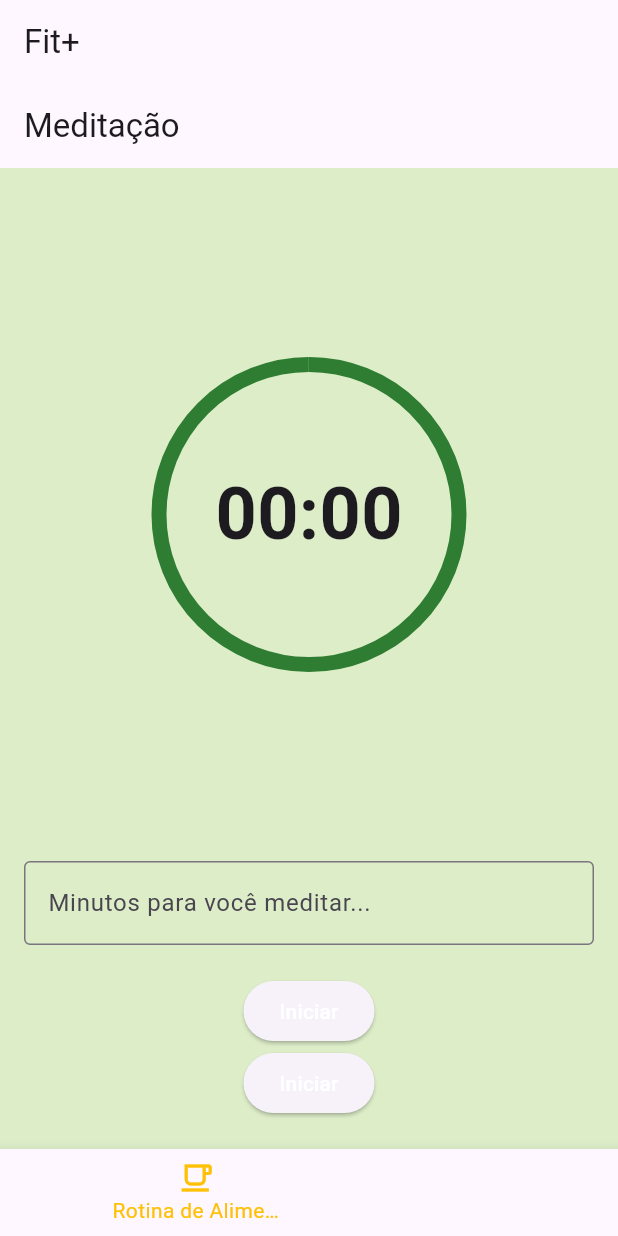
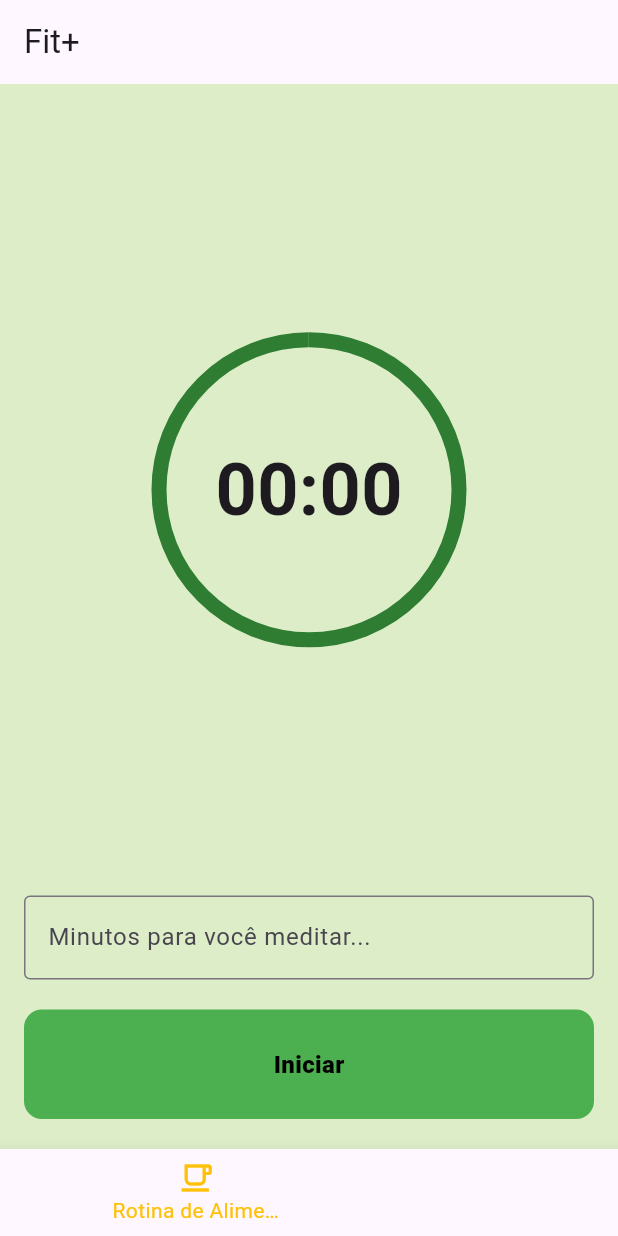
Before and after one commit to emal0n/fitmais, a Flutter app: the screen it shows after launch, item 2 of the bottom bar chosen, on a phone screen of 412 x 824 dp. Run offline on Flutter 3.47's test engine with Material 3 defaults, Android fonts, the light colour scheme and no system bars; our stand-ins replace audioplayers, cloud_firestore, firebase_core; accounts and stored records are empty.

Commit message:
Melhorias no Timer

```diff
--- a/lib/timer.dart
+++ b/lib/timer.dart
@@ -74,9 +74,6 @@ class _CronometroState extends State<Cronometro> {
   @override
   Widget build(BuildContext context) {
     return Scaffold(
-      appBar: AppBar(
-        title: Text('Meditação'),
-      ),
       body: Container(
         color: Colors.lightGreen[100], // Define a cor de fundo
         child: Column(
@@ -124,44 +121,62 @@ class _CronometroState extends State<Cronometro> {
                       ),
                     ),
                     SizedBox(height: 20.0),
-                    ElevatedButton(
-                      onPressed: _startTimer,
-
+                    GestureDetector(
+                  onTap: _startTimer,
+                  child: Container(
+                      decoration: BoxDecoration(
+                        color: Colors.green,
+                        borderRadius: BorderRadius.circular(12),
+                      ),
+                      padding: const EdgeInsets.all(25),
+                      child: const Center(
                         child: Text(
                           'Iniciar',
                           style: TextStyle(
-                            color: Colors.white),
+                            color: Colors.black,
+                            fontWeight: FontWeight.w900,
+                            fontSize: 16,
                           ),
                         ),
-                    ElevatedButton(
-                      onPressed: _startTimer,
-                      child: Text(
-                        'Iniciar',
-                        style: TextStyle(
-                            color: Colors
-                                .white), // Define a cor branca para o texto do botão
+                      ))),
+                  ] else ...[
+                  GestureDetector(
+                  onTap: _stopTimer,
+                  child: Container(
+                      decoration: BoxDecoration(
+                        color: Colors.green,
+                        borderRadius: BorderRadius.circular(12),
                       ),
-                    ),
-                  ] else ...[
-                    ElevatedButton(
-                      onPressed: _stopTimer,
+                      padding: const EdgeInsets.all(25),
+                      child: const Center(
                         child: Text(
                           'Parar',
                           style: TextStyle(
-                            color: Colors
-                                .white), // Define a cor branca para o texto do botão
+                            color: Colors.black,
+                            fontWeight: FontWeight.w900,
+                            fontSize: 16,
                           ),
                         ),
+                      ))),
                     SizedBox(height: 20.0),
-                    ElevatedButton(
-                      onPressed: _resetTimer,
+                     GestureDetector(
+                  onTap: _resetTimer,
+                  child: Container(
+                      decoration: BoxDecoration(
+                        color: Colors.green,
+                        borderRadius: BorderRadius.circular(12),
+                      ),
+                      padding: const EdgeInsets.all(25),
+                      child: const Center(
                         child: Text(
                           'Resetar',
                           style: TextStyle(
-                            color: Colors
-                                .white), // Define a cor branca para o texto do botão
+                            color: Colors.black,
+                            fontWeight: FontWeight.w900,
+                            fontSize: 16,
                           ),
                         ),
+                      ))),
                   ],
                 ],
               ),
```
Lines whose indentation alone changed are shown as unchanged.
